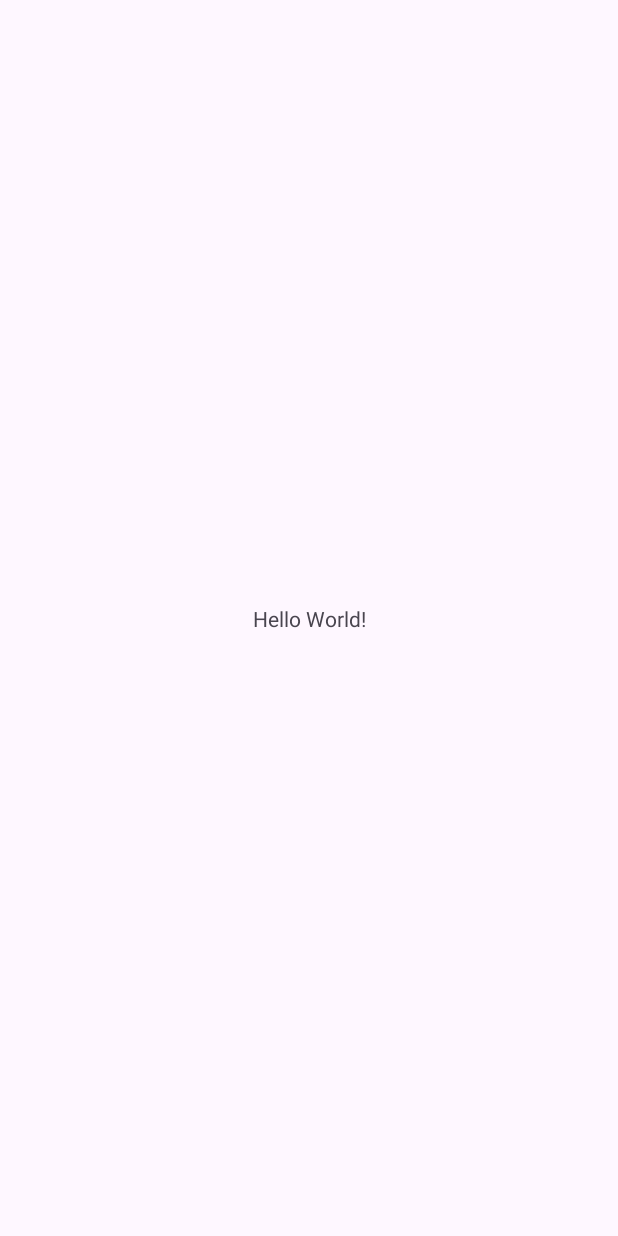
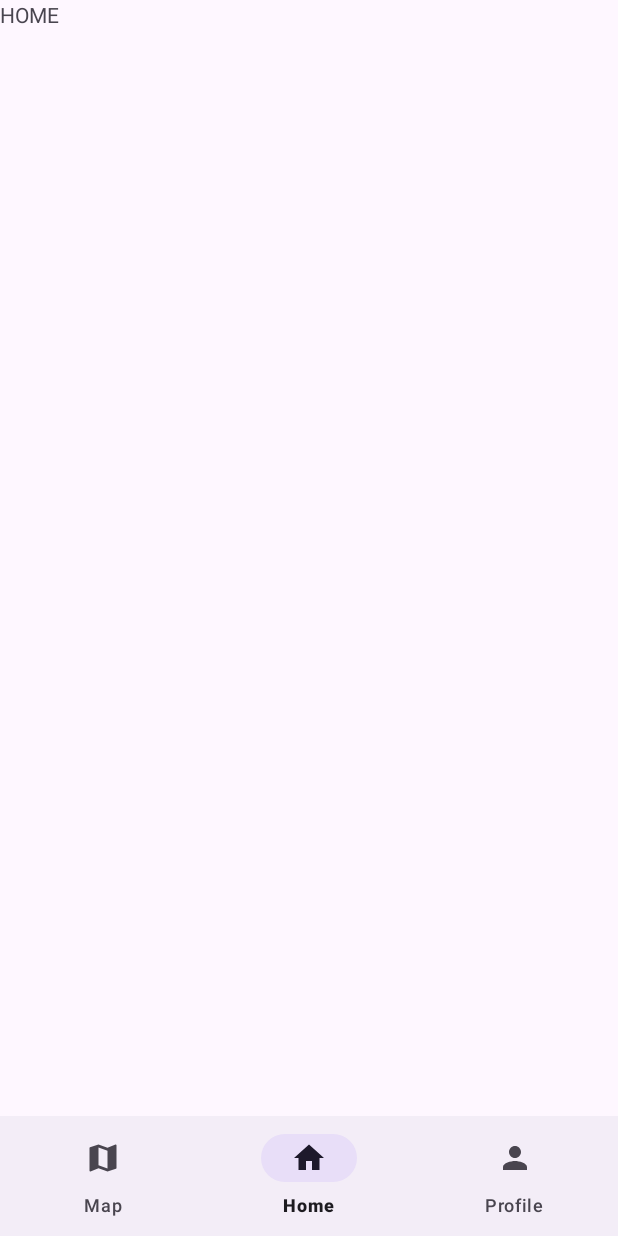
Before and after one commit to TERRA2k5/RecycloMate, an Android app: the screen it shows after launch (MainActivity), on a phone screen of 412 x 824 dp. Before the commit the screen is almost empty. Run offline under Robolectric (Android 15) with nearby library versions, the phone set to English and light mode, and no system bars; our stand-ins replace data binding.

Commit message:
ViewPager

```diff
--- a/app/build.gradle.kts
+++ b/app/build.gradle.kts
@@ -33,6 +33,10 @@ android {
     kotlinOptions {
         jvmTarget = "1.8"
     }
+
+    buildFeatures{
+        dataBinding = true
+    }
 }
 
 dependencies {
--- a/app/src/main/java/com/example/recyclomate/MainActivity.kt
+++ b/app/src/main/java/com/example/recyclomate/MainActivity.kt
@@ -5,16 +5,65 @@ import androidx.activity.enableEdgeToEdge
 import androidx.appcompat.app.AppCompatActivity
 import androidx.core.view.ViewCompat
 import androidx.core.view.WindowInsetsCompat
+import androidx.databinding.DataBindingUtil
+import androidx.viewpager.widget.ViewPager
+import com.example.recyclomate.adapters.ViewPagerAdpater
+import com.example.recyclomate.databinding.ActivityMainBinding
 
 class MainActivity : AppCompatActivity() {
+
+    private lateinit var binding: ActivityMainBinding
+
     override fun onCreate(savedInstanceState: Bundle?) {
         super.onCreate(savedInstanceState)
         enableEdgeToEdge()
-        setContentView(R.layout.activity_main)
+
+        binding = DataBindingUtil.setContentView(this, R.layout.activity_main)
+
         ViewCompat.setOnApplyWindowInsetsListener(findViewById(R.id.main)) { v, insets ->
             val systemBars = insets.getInsets(WindowInsetsCompat.Type.systemBars())
             v.setPadding(systemBars.left, systemBars.top, systemBars.right, systemBars.bottom)
             insets
         }
+
+        binding.container.adapter = ViewPagerAdpater(supportFragmentManager)
+
+        // setting home as default
+        binding.container.currentItem = 1
+        binding.bottomNavigationView.menu.findItem(R.id.nav_home).isChecked = true
+
+
+        binding.bottomNavigationView.setOnNavigationItemSelectedListener {
+            when(it.itemId){
+                R.id.nav_map -> {
+                    binding.container.currentItem = 0
+                    return@setOnNavigationItemSelectedListener true
+                }
+
+                R.id.nav_home -> {
+                    binding.container.currentItem = 1
+                    return@setOnNavigationItemSelectedListener true
+                }
+
+                R.id.nav_profile -> {
+                    binding.container.currentItem = 2
+                    return@setOnNavigationItemSelectedListener true
+                }
+
+                else -> {
+                    false
+                }
+            }
+        }
+
+        binding.container.addOnPageChangeListener(object : ViewPager.OnPageChangeListener {
+            override fun onPageScrolled(position: Int, positionOffset: Float, positionOffsetPixels: Int) {}
+
+            override fun onPageSelected(position: Int) {
+                binding.bottomNavigationView.menu.getItem(position).isChecked = true
+            }
+
+            override fun onPageScrollStateChanged(state: Int) {}
+        })
     }
 }
--- /dev/null
+++ b/app/src/main/java/com/example/recyclomate/UI/HomeFragment.kt
@@ -0,0 +1,20 @@
+package com.example.recyclomate.UI
+
+import android.os.Bundle
+import android.view.LayoutInflater
+import android.view.View
+import android.view.ViewGroup
+import androidx.fragment.app.Fragment
+import com.example.recyclomate.R
+
+
+class HomeFragment : Fragment() {
+
+    override fun onCreateView(
+        inflater: LayoutInflater, container: ViewGroup?,
+        savedInstanceState: Bundle?
+    ): View? {
+        // Inflate the layout for this fragment
+        return inflater.inflate(R.layout.fragment_home, container, false)
+    }
+}
--- /dev/null
+++ b/app/src/main/java/com/example/recyclomate/UI/MapFragment.kt
@@ -0,0 +1,21 @@
+package com.example.recyclomate.UI
+
+import android.os.Bundle
+import android.view.LayoutInflater
+import android.view.View
+import android.view.ViewGroup
+import androidx.fragment.app.Fragment
+import com.example.recyclomate.R
+
+
+class MapFragment : Fragment() {
+
+
+    override fun onCreateView(
+        inflater: LayoutInflater, container: ViewGroup?,
+        savedInstanceState: Bundle?
+    ): View? {
+        // Inflate the layout for this fragment
+        return inflater.inflate(R.layout.fragment_map, container, false)
+    }
+}
--- /dev/null
+++ b/app/src/main/java/com/example/recyclomate/UI/ProfileFragment.kt
@@ -0,0 +1,20 @@
+package com.example.recyclomate.UI
+
+import android.os.Bundle
+import android.view.LayoutInflater
+import android.view.View
+import android.view.ViewGroup
+import androidx.fragment.app.Fragment
+import com.example.recyclomate.R
+
+class ProfileFragment : Fragment() {
+
+
+    override fun onCreateView(
+        inflater: LayoutInflater, container: ViewGroup?,
+        savedInstanceState: Bundle?
+    ): View? {
+        // Inflate the layout for this fragment
+        return inflater.inflate(R.layout.fragment_profile, container, false)
+    }
+}
--- /dev/null
+++ b/app/src/main/java/com/example/recyclomate/adapters/ViewPagerAdapter.kt
@@ -0,0 +1,33 @@
+package com.example.recyclomate.adapters
+
+import androidx.fragment.app.Fragment
+import androidx.fragment.app.FragmentManager
+import androidx.fragment.app.FragmentPagerAdapter
+import com.example.recyclomate.UI.HomeFragment
+import com.example.recyclomate.UI.MapFragment
+import com.example.recyclomate.UI.ProfileFragment
+
+class ViewPagerAdpater(fragmentActivity: FragmentManager): FragmentPagerAdapter(fragmentActivity) {
+    override fun getCount(): Int {
+        return 3
+    }
+
+    override fun getItem(position: Int): Fragment {
+        when(position) {
+            0 -> {
+                return MapFragment()
+            }
+            1 -> {
+                return HomeFragment()
+            }
+            2 -> {
+                return ProfileFragment()
+            }
+            else -> {
+                return HomeFragment()
+            }
+        }
+    }
+
+
+}
--- /dev/null
+++ b/app/src/main/res/drawable/baseline_home_24.xml
@@ -0,0 +1,5 @@
+<vector xmlns:android="http://schemas.android.com/apk/res/android" android:height="24dp" android:tint="#000000" android:viewportHeight="24" android:viewportWidth="24" android:width="24dp">
+
+    <path android:fillColor="@android:color/white" android:pathData="M10,20v-6h4v6h5v-8h3L12,3 2,12h3v8z"/>
+
+</vector>
--- /dev/null
+++ b/app/src/main/res/drawable/baseline_map_24.xml
@@ -0,0 +1,5 @@
+<vector xmlns:android="http://schemas.android.com/apk/res/android" android:height="24dp" android:tint="#000000" android:viewportHeight="24" android:viewportWidth="24" android:width="24dp">
+
+    <path android:fillColor="@android:color/white" android:pathData="M20.5,3l-0.16,0.03L15,5.1 9,3 3.36,4.9c-0.21,0.07 -0.36,0.25 -0.36,0.48V20.5c0,0.28 0.22,0.5 0.5,0.5l0.16,-0.03L9,18.9l6,2.1 5.64,-1.9c0.21,-0.07 0.36,-0.25 0.36,-0.48V3.5c0,-0.28 -0.22,-0.5 -0.5,-0.5zM15,19l-6,-2.11V5l6,2.11V19z"/>
+
+</vector>
--- /dev/null
+++ b/app/src/main/res/drawable/baseline_person_24.xml
@@ -0,0 +1,5 @@
+<vector xmlns:android="http://schemas.android.com/apk/res/android" android:height="24dp" android:tint="#000000" android:viewportHeight="24" android:viewportWidth="24" android:width="24dp">
+
+    <path android:fillColor="@android:color/white" android:pathData="M12,12c2.21,0 4,-1.79 4,-4s-1.79,-4 -4,-4 -4,1.79 -4,4 1.79,4 4,4zM12,14c-2.67,0 -8,1.34 -8,4v2h16v-2c0,-2.66 -5.33,-4 -8,-4z"/>
+
+</vector>
--- a/app/src/main/res/layout/activity_main.xml
+++ b/app/src/main/res/layout/activity_main.xml
@@ -1,19 +1,30 @@
 <?xml version="1.0" encoding="utf-8"?>
-<androidx.constraintlayout.widget.ConstraintLayout xmlns:android="http://schemas.android.com/apk/res/android"
-    xmlns:app="http://schemas.android.com/apk/res-auto"
-    xmlns:tools="http://schemas.android.com/tools"
+<layout xmlns:tools="http://schemas.android.com/tools"
+    xmlns:android="http://schemas.android.com/apk/res/android"
+    xmlns:app="http://schemas.android.com/apk/res-auto">
+<androidx.constraintlayout.widget.ConstraintLayout
     android:id="@+id/main"
     android:layout_width="match_parent"
     android:layout_height="match_parent"
     tools:context=".MainActivity">
 
-    <TextView
-        android:layout_width="wrap_content"
-        android:layout_height="wrap_content"
-        android:text="Hello World!"
-        app:layout_constraintBottom_toBottomOf="parent"
+    <androidx.viewpager.widget.ViewPager
+        android:id="@+id/container"
+        android:layout_width="match_parent"
+        android:layout_height="0dp"
+        app:layout_constraintBottom_toTopOf="@+id/bottomNavigationView"
         app:layout_constraintEnd_toEndOf="parent"
         app:layout_constraintStart_toStartOf="parent"
         app:layout_constraintTop_toTopOf="parent" />
 
+    <com.google.android.material.bottomnavigation.BottomNavigationView
+        android:id="@+id/bottomNavigationView"
+        android:layout_width="match_parent"
+        android:layout_height="wrap_content"
+        app:layout_constraintBottom_toBottomOf="parent"
+        app:layout_constraintEnd_toEndOf="parent"
+        app:layout_constraintStart_toStartOf="parent"
+        app:menu="@menu/nav_menu"/>
+
 </androidx.constraintlayout.widget.ConstraintLayout>
+</layout>
--- /dev/null
+++ b/app/src/main/res/layout/fragment_home.xml
@@ -0,0 +1,14 @@
+<?xml version="1.0" encoding="utf-8"?>
+<FrameLayout xmlns:android="http://schemas.android.com/apk/res/android"
+    xmlns:tools="http://schemas.android.com/tools"
+    android:layout_width="match_parent"
+    android:layout_height="match_parent"
+    tools:context=".UI.HomeFragment">
+
+    <!-- TODO: Update blank fragment layout -->
+    <TextView
+        android:layout_width="match_parent"
+        android:layout_height="match_parent"
+        android:text="HOME" />
+
+</FrameLayout>
--- /dev/null
+++ b/app/src/main/res/menu/nav_menu.xml
@@ -0,0 +1,16 @@
+<?xml version="1.0" encoding="utf-8"?>
+<menu xmlns:android="http://schemas.android.com/apk/res/android">
+
+    <item
+        android:id="@+id/nav_map"
+        android:title="Map"
+        android:icon="@drawable/baseline_map_24"/>
+    <item
+        android:id="@+id/nav_home"
+        android:title="Home"
+        android:icon="@drawable/baseline_home_24"/>
+    <item
+        android:id="@+id/nav_profile"
+        android:title="Profile"
+        android:icon="@drawable/baseline_person_24"/>
+</menu>
--- a/app/src/main/res/values/strings.xml
+++ b/app/src/main/res/values/strings.xml
@@ -1,3 +1,5 @@
 <resources>
     <string name="app_name">RecycloMate</string>
+    <!-- TODO: Remove or change this placeholder text -->
+    <string name="hello_blank_fragment">Hello blank fragment</string>
 </resources>
```
Also changed, not shown: app/src/main/res/layout/fragment_map.xml (added, +14 -0 lines), app/src/main/res/layout/fragment_profile.xml (added, +14 -0 lines).
